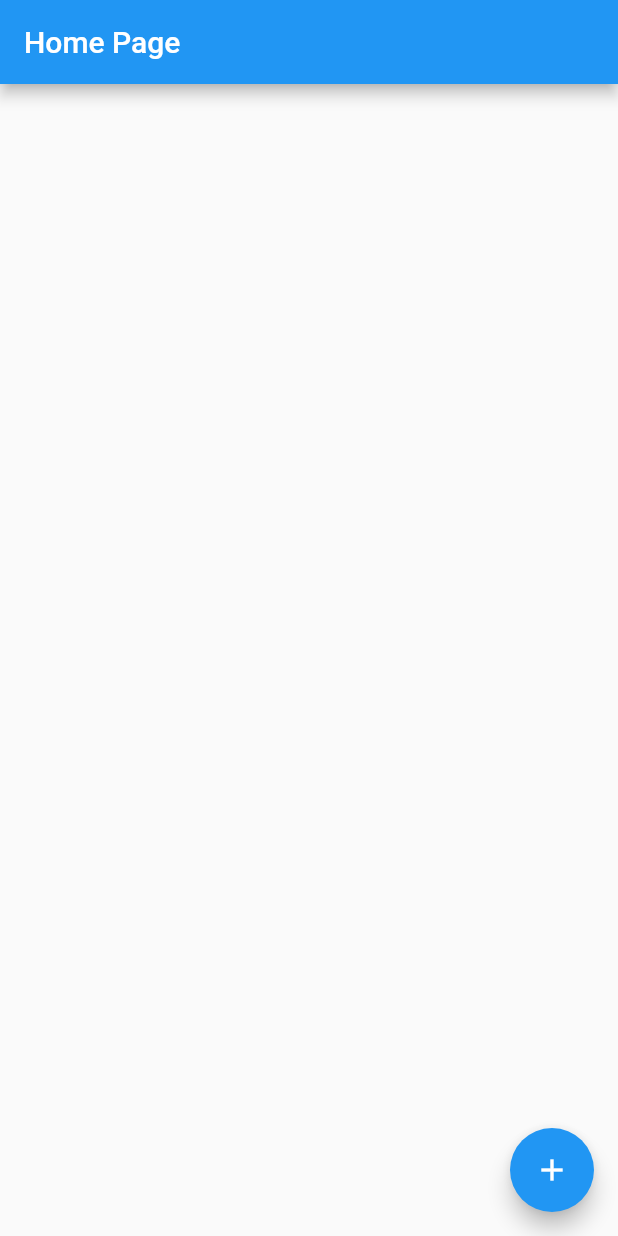
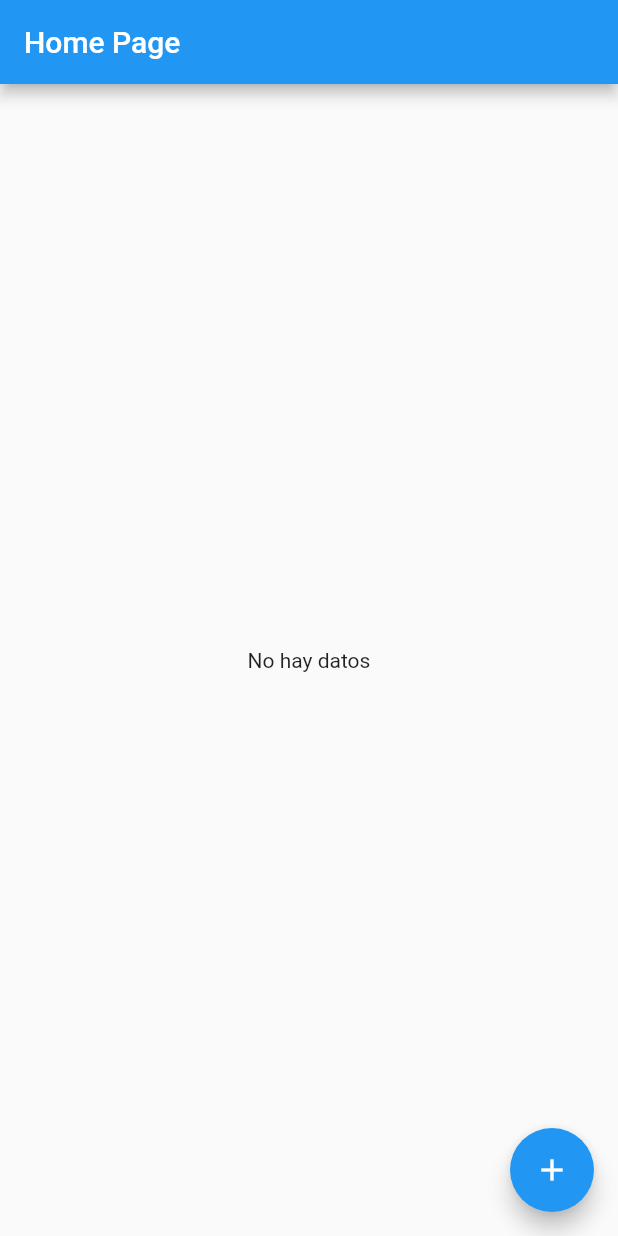
Before and after one commit to Rigel-Developer/semana13_state, a Flutter app: the screen it shows after launch, on a phone screen of 412 x 824 dp. Run offline on Flutter 3.47's test engine with Material 2 defaults, Android fonts, the phone set to English and light mode, and no system bars; our stand-ins replace flutter_bloc.

```diff
--- /dev/null
+++ b/lib/bloc/person/person_bloc.dart
@@ -0,0 +1,19 @@
+import 'dart:math';
+
+import 'package:flutter_bloc/flutter_bloc.dart';
+import 'package:semana13_state/models/person.dart';
+
+part 'person_event.dart';
+part 'person_state.dart';
+
+class PersonBloc extends Bloc<PersonEvent, PersonState> {
+  PersonBloc() : super(PersonState()) {
+    on<AddPerson>((event, emit) {
+      emit(PersonState(person: event.person));
+    });
+    on<UpdatePerson>((event, emit) => {});
+    on<DeletePerson>((event, emit) {
+      emit(PersonState(person: null));
+    });
+  }
+}
--- /dev/null
+++ b/lib/bloc/person/person_event.dart
@@ -0,0 +1,13 @@
+part of 'person_bloc.dart';
+
+class PersonEvent {}
+
+class AddPerson extends PersonEvent {
+  Person person;
+
+  AddPerson({required this.person});
+}
+
+class DeletePerson extends PersonEvent {}
+
+class UpdatePerson extends PersonEvent {}
--- /dev/null
+++ b/lib/bloc/person/person_state.dart
@@ -0,0 +1,6 @@
+part of 'person_bloc.dart';
+
+class PersonState {
+  Person? person;
+  PersonState({this.person});
+}
--- a/lib/main.dart
+++ b/lib/main.dart
@@ -1,4 +1,6 @@
 import 'package:flutter/material.dart';
+import 'package:flutter_bloc/flutter_bloc.dart';
+import 'package:semana13_state/bloc/person/person_bloc.dart';
 import 'package:semana13_state/pages/home_page.dart';
 
 void main() => runApp(const MyApp());
@@ -8,10 +10,17 @@ class MyApp extends StatelessWidget {
 
   @override
   Widget build(BuildContext context) {
-    return const MaterialApp(
-      title: 'Material App',
-      home: Scaffold(
-        body: HomePage(),
+    return MultiBlocProvider(
+      providers: [
+        BlocProvider(
+          create: (BuildContext context) => PersonBloc(),
+        ),
+      ],
+      child: const MaterialApp(
+        title: 'Material App',
+        home: Scaffold(
+          body: HomePage(),
+        ),
       ),
     );
   }
--- a/lib/pages/home_page.dart
+++ b/lib/pages/home_page.dart
@@ -1,4 +1,6 @@
 import 'package:flutter/material.dart';
+import 'package:flutter_bloc/flutter_bloc.dart';
+import 'package:semana13_state/bloc/person/person_bloc.dart';
 import 'package:semana13_state/pages/register_page.dart';
 
 class HomePage extends StatelessWidget {
@@ -21,6 +23,36 @@ class HomePage extends StatelessWidget {
         },
         child: const Icon(Icons.add),
       ),
+      body: Center(
+        child: BlocBuilder<PersonBloc, PersonState>(
+            builder: (BuildContext context, PersonState state) {
+          return state.person != null
+              ? Column(
+                  mainAxisAlignment: MainAxisAlignment.center,
+                  children: [
+                    Text(
+                      "Nombre: ${state.person!.name}",
+                      style: const TextStyle(
+                        fontSize: 20,
+                      ),
+                    ),
+                    Text(
+                      "Apellido: ${state.person!.lastName}",
+                      style: const TextStyle(
+                        fontSize: 20,
+                      ),
+                    ),
+                    Text(
+                      "Correo: ${state.person!.email}",
+                      style: const TextStyle(
+                        fontSize: 20,
+                      ),
+                    ),
+                  ],
+                )
+              : const Text('No hay datos');
+        }),
+      ),
     );
   }
 }
--- a/pubspec.yaml
+++ b/pubspec.yaml
@@ -35,6 +35,7 @@ dependencies:
   # The following adds the Cupertino Icons font to your application.
   # Use with the CupertinoIcons class for iOS style icons.
   cupertino_icons: ^1.0.2
+  flutter_bloc: ^8.1.3
 
 dev_dependencies:
   flutter_test:
```
Also changed, not shown: lib/pages/register_page.dart (+15 -6 lines), pubspec.lock.
